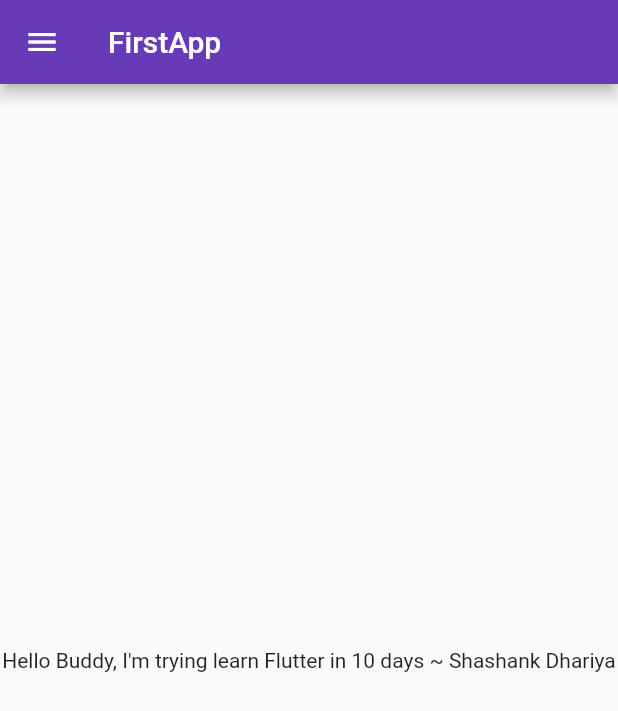
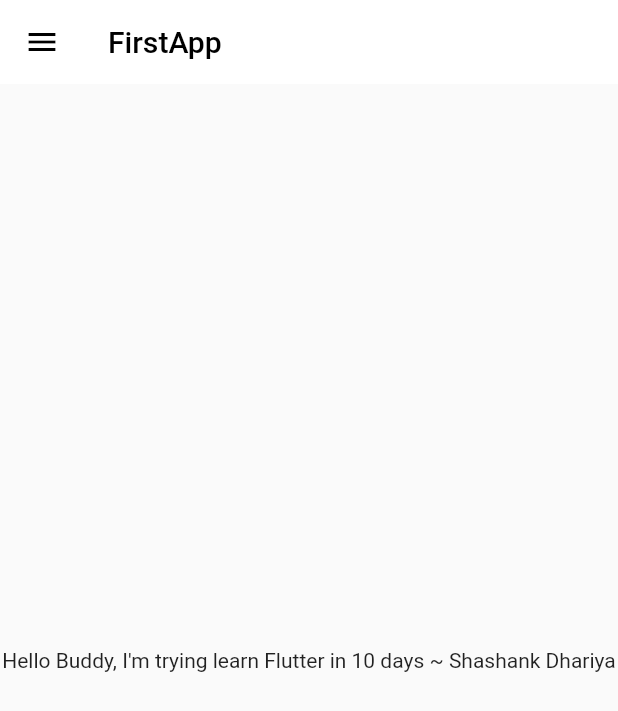
Before and after one commit to ShashankDhariya/Flutter_App, a Flutter app: the screen it shows after launch, on a phone screen of 412 x 824 dp. Shown: the top 711 px of the screen. Run offline on Flutter 3.47's test engine with Material 2 defaults, Android fonts, the light colour scheme and no system bars.

Commit message:
themes extracted

```diff
--- a/lib/main.dart
+++ b/lib/main.dart
@@ -1,6 +1,7 @@
 import 'package:first_app/pages/home.dart';
 import 'package:first_app/pages/login.dart';
 import 'package:first_app/utils/routes.dart';
+import 'package:first_app/widgets/theme.dart';
 import 'package:flutter/material.dart';
 
 void main(List<String> args) {
@@ -14,19 +15,11 @@ class MyApp extends StatelessWidget {
   Widget build(BuildContext context) {
     return MaterialApp(
 
-      theme: ThemeData(
-        primarySwatch: Colors.deepPurple,
-      ),
-
+      theme: MyTheme.lightTheme(context),
       debugShowCheckedModeBanner: false,
-
-      themeMode: ThemeMode.light,
-      darkTheme: ThemeData(
-        brightness: Brightness.dark,
-      ),
       initialRoute: MyRoutes.homeRoute,
       routes: {
-        "/" : (context) => LoginPage(),
+        // "/" : (context) => LoginPage(),
         MyRoutes.homeRoute: (context) => HomePage(),
         MyRoutes.loginRoute: (context) => LoginPage(),
       },
--- /dev/null
+++ b/lib/widgets/theme.dart
@@ -0,0 +1,21 @@
+import 'package:flutter/material.dart';
+
+class MyTheme{
+  static ThemeData lightTheme(BuildContext context) => ThemeData(
+        primarySwatch: Colors.deepPurple,
+        appBarTheme: const AppBarTheme(
+          color: Colors.white,
+          elevation: 0.0,
+          iconTheme: IconThemeData(color: Colors.black,),
+          titleTextStyle: TextStyle(
+            color: Colors.black,
+            fontSize: 20.1,
+            fontWeight: FontWeight.w500,
+          ),
+        )
+      );
+
+      static ThemeData darkTheme(BuildContext context) => ThemeData(
+        brightness: Brightness.dark,
+      );
+}
```
